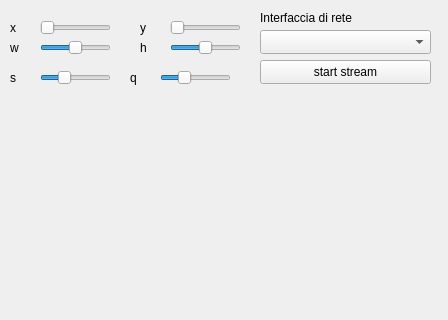
The window that qtServer/mainwindow.ui (ProfBarcelli/screenStreamer) describes before a commit, drawn with Qt 5; both pictures show x 0 to 448 and y 0 to 320 of the 448 by 600 pixel window.
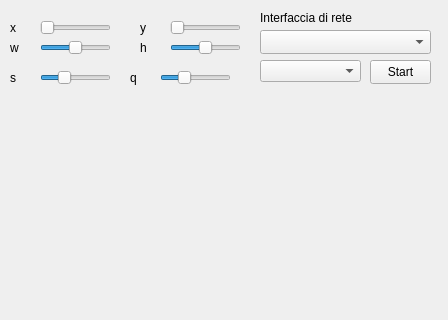
The same window after the commit.

Commit message: added support for stream selection (up to 4)

Patch:
```diff
--- a/qtServer/mainwindow.ui
+++ b/qtServer/mainwindow.ui
@@ -17,14 +17,14 @@
    <widget class="QPushButton" name="pushButton">
     <property name="geometry">
      <rect>
-      <x>260</x>
+      <x>370</x>
       <y>60</y>
-      <width>171</width>
+      <width>61</width>
       <height>24</height>
      </rect>
     </property>
     <property name="text">
-     <string>start stream</string>
+     <string>Start</string>
     </property>
    </widget>
    <widget class="QLabel" name="label">
@@ -243,6 +243,16 @@
      <string>Interfaccia di rete</string>
     </property>
    </widget>
+   <widget class="QComboBox" name="mCastComboBox">
+    <property name="geometry">
+     <rect>
+      <x>260</x>
+      <y>60</y>
+      <width>101</width>
+      <height>22</height>
+     </rect>
+    </property>
+   </widget>
   </widget>
   <widget class="QMenuBar" name="menubar">
    <property name="geometry">
```
Left out of the diff: 2 changed lines with no effect on the pictures. The commit also changes 10 other files.
